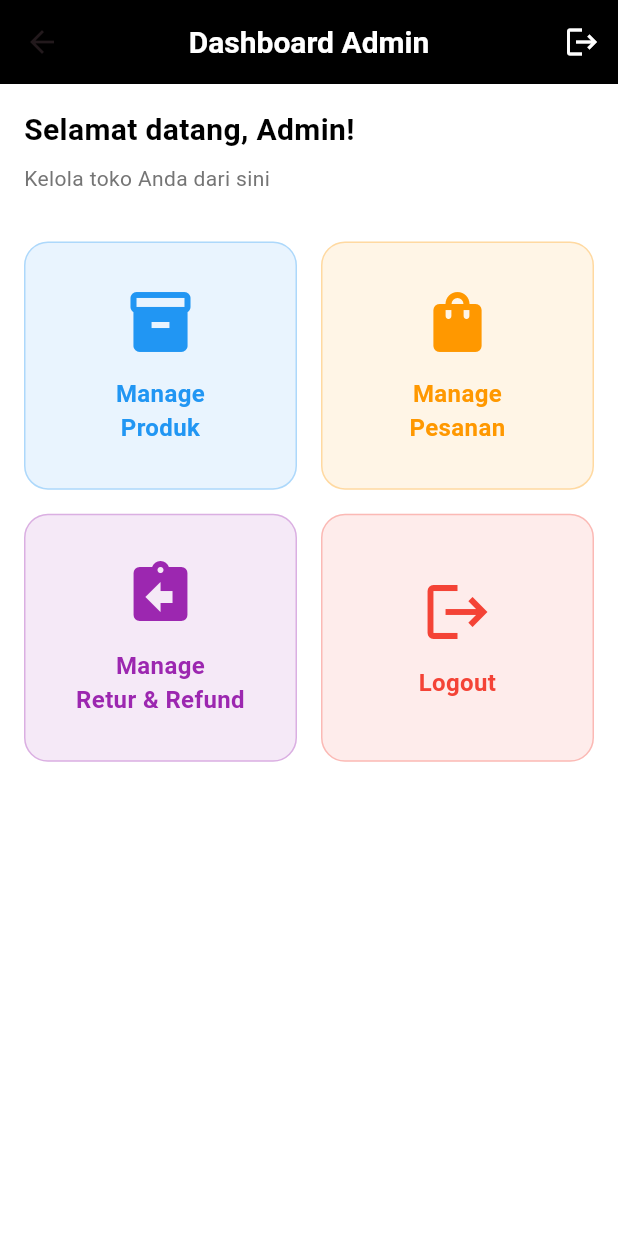
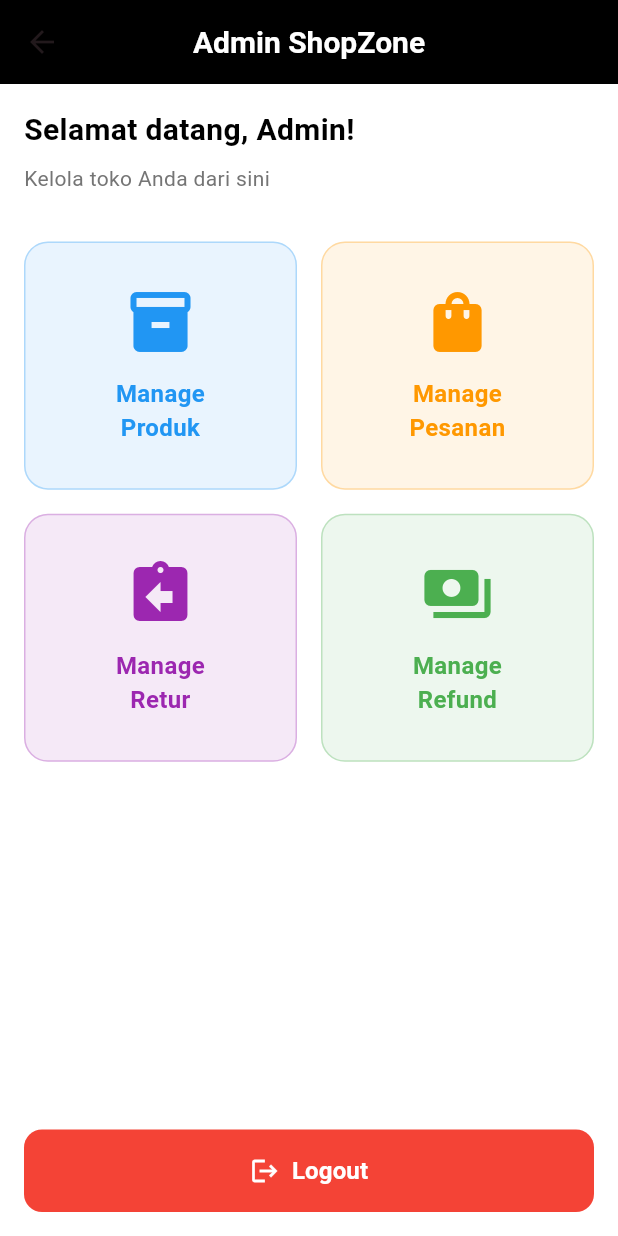
Before and after one commit to aryakusuma1/ShopZone-project, a Flutter app: the AdminDashboardPage screen opened by its route, on a phone screen of 412 x 824 dp. Run offline on Flutter 3.47's test engine with Material 3 defaults, Android fonts, the phone set to English and light mode, and no system bars; our stand-ins replace cloud_firestore, firebase_auth, firebase_core, firebase_storage, image_picker; accounts and stored records are empty.

Commit message:
Fix: Admin dashboard

```diff
--- a/lib/features/admin/pages/admin_dashboard_page.dart
+++ b/lib/features/admin/pages/admin_dashboard_page.dart
@@ -15,7 +15,7 @@ class AdminDashboardPage extends StatelessWidget {
         backgroundColor: AppColors.primary,
         elevation: 0,
         title: const Text(
-          'Dashboard Admin',
+          'Admin ShopZone',
           style: TextStyle(
             color: Colors.white,
             fontSize: 20,
@@ -23,12 +23,6 @@ class AdminDashboardPage extends StatelessWidget {
           ),
         ),
         centerTitle: true,
-        actions: [
-          IconButton(
-            icon: const Icon(Icons.logout, color: Colors.white),
-            onPressed: () => _showLogoutDialog(context),
-          ),
-        ],
       ),
       body: Padding(
         padding: const EdgeInsets.all(16.0),
@@ -77,7 +71,7 @@ class AdminDashboardPage extends StatelessWidget {
                   _buildMenuCard(
                     context: context,
                     icon: Icons.assignment_return,
-                    title: 'Manage\nRetur & Refund',
+                    title: 'Manage\nRetur',
                     color: Colors.purple,
                     onTap: () {
                       Navigator.pushNamed(context, AppRoutes.adminComplaints);
@@ -85,12 +79,45 @@ class AdminDashboardPage extends StatelessWidget {
                   ),
                   _buildMenuCard(
                     context: context,
-                    icon: Icons.logout,
-                    title: 'Logout',
-                    color: Colors.red,
-                    onTap: () => _showLogoutDialog(context),
+                    icon: Icons.payments,
+                    title: 'Manage\nRefund',
+                    color: Colors.green,
+                    onTap: () {
+                      // TODO: Navigate to admin refunds page
+                      ScaffoldMessenger.of(context).showSnackBar(
+                        const SnackBar(
+                          content: Text('Halaman Manage Refund sedang dikembangkan'),
+                        ),
+                      );
+                    },
                   ),
                 ],
+              ),
+            ),
+            const SizedBox(height: 16),
+
+            // Logout Button
+            SizedBox(
+              width: double.infinity,
+              child: ElevatedButton.icon(
+                onPressed: () => _showLogoutDialog(context),
+                icon: const Icon(Icons.logout, size: 20),
+                label: const Text(
+                  'Logout',
+                  style: TextStyle(
+                    fontSize: 16,
+                    fontWeight: FontWeight.w600,
+                  ),
+                ),
+                style: ElevatedButton.styleFrom(
+                  backgroundColor: Colors.red,
+                  foregroundColor: Colors.white,
+                  padding: const EdgeInsets.symmetric(vertical: 16),
+                  shape: RoundedRectangleBorder(
+                    borderRadius: BorderRadius.circular(12),
+                  ),
+                  elevation: 0,
+                ),
               ),
             ),
           ],
```
